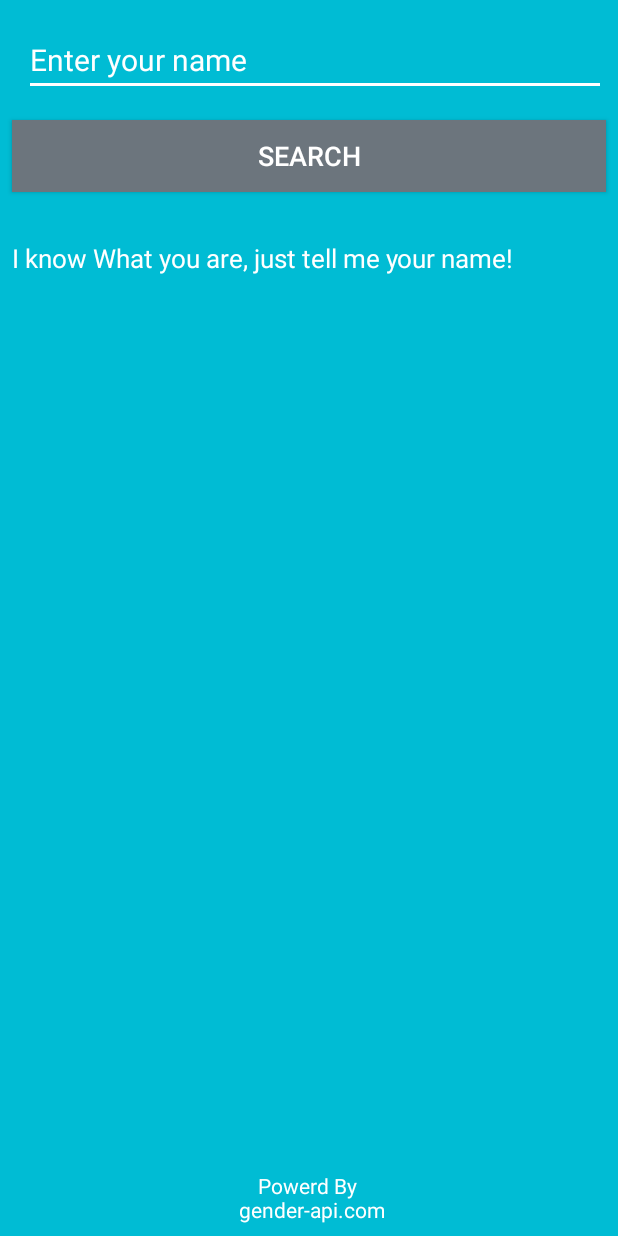
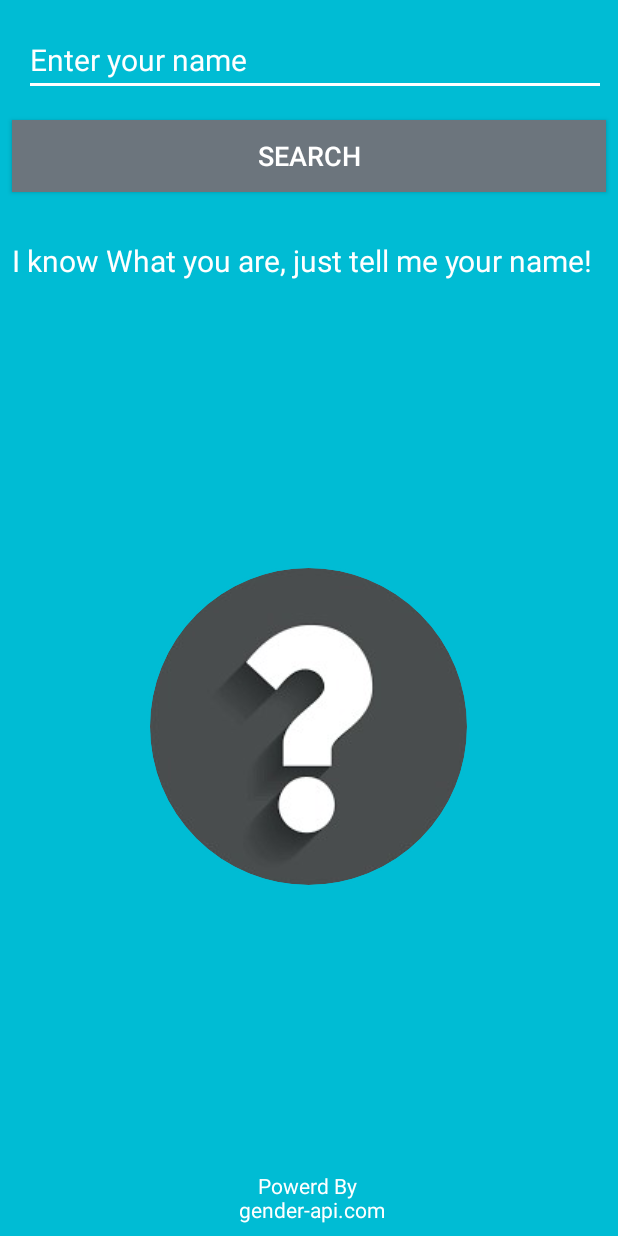
Before and after one commit to tamzidpeace/GenderApi, an Android app: the screen it shows after launch (MainActivity), on a phone screen of 412 x 824 dp. Run offline under Robolectric (Android 15) with nearby library versions, the phone set to English and light mode, and no system bars; our stand-ins replace CircleImageView; libraries missing offline, so code that uses them is left out: com.loopj.android, cz.msebera.android.

Commit message:
Adding male and female icon

```diff
--- a/app/build.gradle
+++ b/app/build.gradle
@@ -27,4 +27,6 @@ dependencies {
     androidTestImplementation 'com.android.support.test.espresso:espresso-core:3.0.2'
 
     implementation 'com.loopj.android:android-async-http:1.4.9'
+    implementation 'de.hdodenhof:circleimageview:3.0.0'
+
 }
--- a/app/src/main/AndroidManifest.xml
+++ b/app/src/main/AndroidManifest.xml
@@ -6,7 +6,7 @@
 
     <application
         android:allowBackup="true"
-        android:icon="@mipmap/ic_launcher"
+        android:icon="@drawable/mficon"
         android:label="@string/app_name"
         android:roundIcon="@mipmap/ic_launcher_round"
         android:supportsRtl="true"
--- a/app/src/main/java/com/example/arafat/genderapi/MainActivity.java
+++ b/app/src/main/java/com/example/arafat/genderapi/MainActivity.java
@@ -2,12 +2,103 @@ package com.example.arafat.genderapi;
 
 import android.support.v7.app.AppCompatActivity;
 import android.os.Bundle;
+import android.util.Log;
+import android.view.View;
+import android.widget.Button;
+import android.widget.EditText;
+import android.widget.ImageView;
+import android.widget.TextView;
+import android.widget.Toast;
+
+import com.loopj.android.http.AsyncHttpClient;
+import com.loopj.android.http.JsonHttpResponseHandler;
+
+import org.json.JSONException;
+import org.json.JSONObject;
+
+import cz.msebera.android.httpclient.Header;
 
 public class MainActivity extends AppCompatActivity {
+
+    //constants:
+    private static final String TAG = "MainActivity";
+    private static final String BASE_URL = "https://gender-api.com/get?name=";
+    private static final String API_KEY = "&key=PveLbldDrevgVmSwQT";
+    //https://gender-api.com/get?name=elizabeth&key=PveLbldDrevgVmSwQT
+
+    //member variables:
+    private EditText mName;
+    private TextView mInfo;
+    private Button mSearch;
+    private ImageView mImage;
 
     @Override
     protected void onCreate(Bundle savedInstanceState) {
         super.onCreate(savedInstanceState);
         setContentView(R.layout.activity_main);
+
+        mName = findViewById(R.id.editText);
+        mInfo = findViewById(R.id.textView);
+        mSearch = findViewById(R.id.button);
+        mImage = findViewById(R.id.male_or_female2);
+
+    }
+
+    @Override
+    protected void onResume() {
+        super.onResume();
+
+        Log.d(TAG, "onResume: called");
+        letsDoSomeNetworking();
+    }
+
+    private void letsDoSomeNetworking() {
+
+        mSearch.setOnClickListener(new View.OnClickListener() {
+            @Override
+            public void onClick(View view) {
+                final String name = mName.getText().toString();
+                if (name.equals("")) {
+                    Toast.makeText(getApplicationContext(), "Enter your name.", Toast.LENGTH_SHORT).show();
+
+                } else {
+                    String url = BASE_URL + name + API_KEY;
+                    Log.d(TAG, "onClick: " + url);
+                    AsyncHttpClient client = new AsyncHttpClient();
+                    client.get(url, new JsonHttpResponseHandler() {
+
+                        @Override
+                        public void onSuccess(int statusCode, Header[] headers, JSONObject response) {
+                            super.onSuccess(statusCode, headers, response);
+                            Log.d(TAG, "onSuccess: called");
+                            Log.d(TAG, "onSuccess: " + response.toString());
+
+                            String info = null;
+                            try {
+                                info = response.getString("gender");
+                            } catch (JSONException e) {
+                                e.printStackTrace();
+                            }
+                            if (info.equals("male")) {
+                                mInfo.setText(name + ", You are a boy! Am I right?");
+                                mImage.setImageResource(R.drawable.male3);
+                            } else {
+                                mInfo.setText(name + ", You are a girl! Am I right?");
+                                mImage.setImageResource(R.drawable.female2);
+                            }
+                        }
+
+                        @Override
+                        public void onFailure(int statusCode, Header[] headers, Throwable throwable, JSONObject errorResponse) {
+                            super.onFailure(statusCode, headers, throwable, errorResponse);
+                            Log.d(TAG, "onFailure: called");
+                            Log.d(TAG, "onFailure: " + throwable.toString());
+                            Log.d(TAG, "onFailure: " + statusCode);
+                        }
+                    });
+                }
+            }
+        });
+
     }
 }
--- a/app/src/main/res/layout/activity_main.xml
+++ b/app/src/main/res/layout/activity_main.xml
@@ -11,14 +11,15 @@
         android:id="@+id/editText"
         android:layout_width="match_parent"
         android:layout_height="wrap_content"
-        android:layout_marginLeft="16dp"
+        android:layout_marginStart="16dp"
         android:layout_marginTop="16dp"
-        android:layout_marginRight="8dp"
+        android:layout_marginEnd="8dp"
         android:hint="@string/enter_name_in_small_case"
         android:text=""
-        android:textSize="20sp"
+        android:inputType="textPersonName"
         android:textColor="#fff"
         android:textColorHint="#fff"
+        android:textSize="20sp"
         app:layout_constraintHorizontal_bias="0.0"
         app:layout_constraintLeft_toLeftOf="parent"
         app:layout_constraintRight_toRightOf="parent"
@@ -31,8 +32,8 @@
         android:layout_marginStart="8dp"
         android:layout_marginTop="16dp"
         android:layout_marginEnd="8dp"
+        android:background="#6C757D"
         android:text="@string/search"
-        android:background="#6C757D"
         android:textColor="#fff"
         android:textSize="18sp"
         app:layout_constraintEnd_toEndOf="parent"
@@ -48,22 +49,40 @@
         android:layout_marginTop="32dp"
         android:layout_marginEnd="8dp"
         android:text="@string/detecting_your_gender"
-        android:textSize="17sp"
         android:textColor="#fff"
+        android:textSize="20sp"
         app:layout_constraintEnd_toEndOf="parent"
         app:layout_constraintHorizontal_bias="0.52"
         app:layout_constraintStart_toStartOf="parent"
         app:layout_constraintTop_toBottomOf="@+id/button" />
 
+    <de.hdodenhof.circleimageview.CircleImageView xmlns:app="http://schemas.android.com/apk/res-auto"
+        android:id="@+id/male_or_female2"
+        android:layout_width="wrap_content"
+        android:layout_height="wrap_content"
+        android:layout_marginStart="8dp"
+        android:layout_marginTop="8dp"
+        android:layout_marginEnd="8dp"
+        android:layout_marginBottom="8dp"
+        android:src="@drawable/question2"
+        app:civ_border_color="#00BCD4"
+        app:civ_border_width="2dp"
+        app:layout_constraintBottom_toTopOf="@+id/textView2"
+        app:layout_constraintEnd_toEndOf="parent"
+        app:layout_constraintHorizontal_bias="0.498"
+        app:layout_constraintStart_toStartOf="parent"
+        app:layout_constraintTop_toBottomOf="@+id/textView" />
+
     <TextView
+        android:id="@+id/textView2"
         android:layout_width="151dp"
         android:layout_height="wrap_content"
         android:layout_marginStart="8dp"
         android:layout_marginEnd="8dp"
         android:layout_marginBottom="8dp"
-        android:textColor="#fff"
         android:text="Powerd By \n gender-api.com"
         android:textAlignment="center"
+        android:textColor="#fff"
         app:layout_constraintBottom_toBottomOf="parent"
         app:layout_constraintEnd_toEndOf="parent"
         app:layout_constraintStart_toStartOf="parent" />
--- a/app/src/main/res/values/strings.xml
+++ b/app/src/main/res/values/strings.xml
@@ -1,5 +1,5 @@
 <resources>
-    <string name="app_name">GenderApi</string>
+    <string name="app_name">I Know You</string>
     <string name="enter_name_in_small_case">Enter your name</string>
     <string name="search">Search</string>
     <string name="detecting_your_gender">I know What you are, just tell me your name!</string>
```
Also changed, not shown: app/src/main/res/drawable-v24/female.jpg (added), app/src/main/res/drawable-v24/female2.jpg (added), app/src/main/res/drawable-v24/male.jpg (added), app/src/main/res/drawable-v24/male2.jpg (added), app/src/main/res/drawable-v24/male3.jpg (added), app/src/main/res/drawable-v24/maleoffemale.jpg (added), app/src/main/res/drawable-v24/mficon.png (added), app/src/main/res/drawable-v24/question.png (added), app/src/main/res/drawable-v24/question2.jpg (added).
